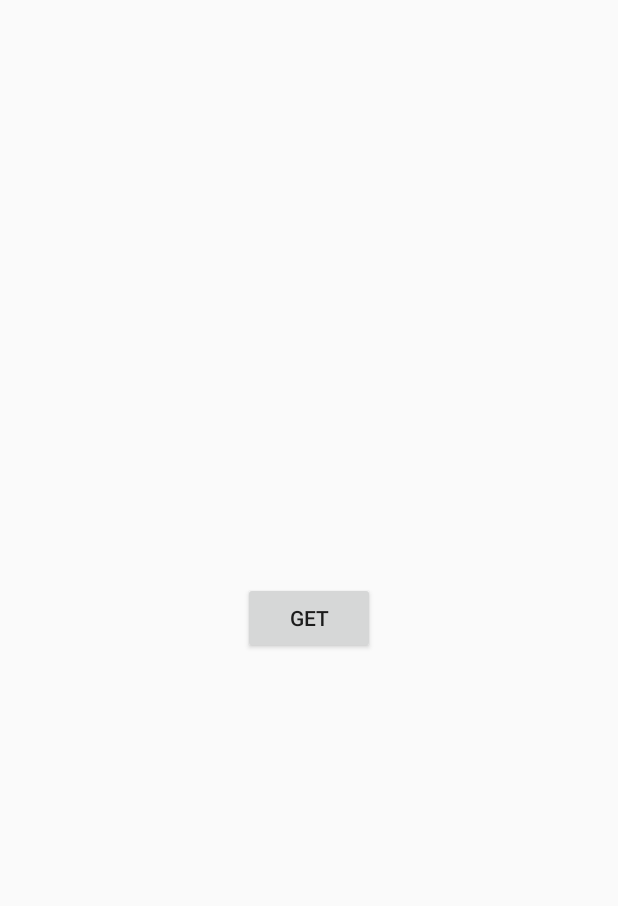
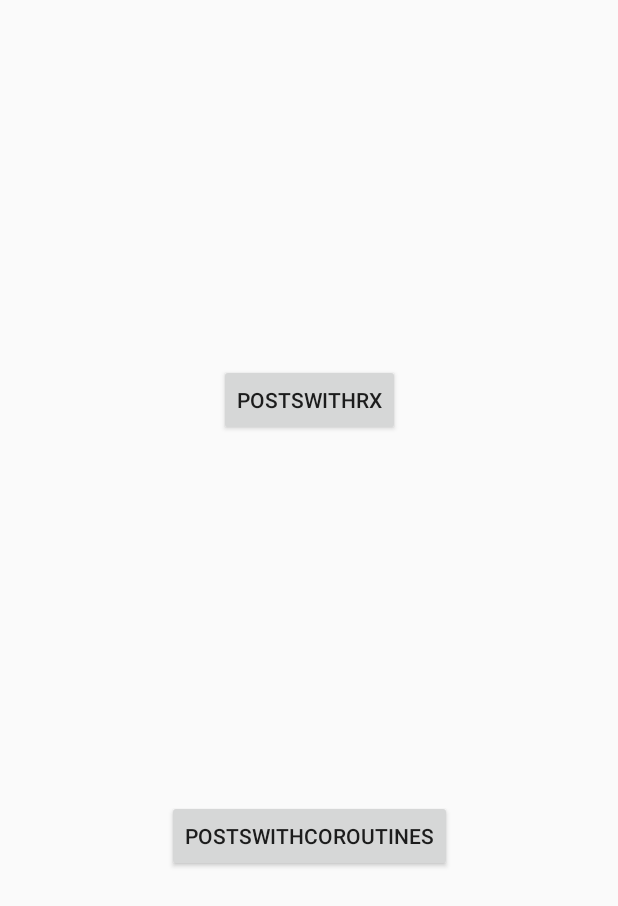
Before and after one commit to YahorBabich/mvvmskeleton, an Android app: the layout activity_search.xml on its own in the app's theme, with its tools: preview values and no code run, on a phone screen of 412 x 824 dp. Shown: the top 906 px of the screen. Run offline under Robolectric (Android 15) with nearby library versions, the phone set to English and light mode, and no system bars.

Commit message:
rx was added

```diff
--- a/app/build.gradle
+++ b/app/build.gradle
@@ -41,6 +41,10 @@ dependencies {
     implementation 'androidx.appcompat:appcompat:1.1.0'
     implementation 'androidx.constraintlayout:constraintlayout:1.1.3'
 
+    // Rx
+    implementation "io.reactivex.rxjava2:rxjava:2.2.13"
+    implementation 'io.reactivex.rxjava2:rxandroid:2.1.1'
+
     // Room
     kapt "androidx.room:room-compiler:2.2.5"
     implementation 'androidx.room:room-runtime:2.2.5'
@@ -49,6 +53,7 @@ dependencies {
     //Retrofit
     implementation "com.squareup.retrofit2:retrofit:2.8.1"
     implementation "com.squareup.retrofit2:converter-gson:2.6.2"
+    implementation "com.squareup.retrofit2:adapter-rxjava2:2.6.2"
 
     // Stetho
     implementation "com.facebook.stetho:stetho:1.5.1"
--- a/app/src/main/java/com/wsc/mvvmskeleton/di/RepositoryModule.kt
+++ b/app/src/main/java/com/wsc/mvvmskeleton/di/RepositoryModule.kt
@@ -1,8 +1,9 @@
 package com.wsc.mvvmskeleton.di
 
 import com.wsc.mvvmskeleton.ui.SearchRepository
+import org.koin.core.qualifier.named
 import org.koin.dsl.module
 
 val repositoryModule = module {
-    single { SearchRepository(get(), get()) }
+    single { SearchRepository(get(named(COROUTINES)), get(named(RX)), get()) }
 }
--- a/app/src/main/res/layout/activity_search.xml
+++ b/app/src/main/res/layout/activity_search.xml
@@ -7,14 +7,26 @@
     tools:context=".ui.SearchActivity">
 
     <Button
-        android:id="@+id/get"
+        android:id="@+id/getWithCoroutines"
         android:layout_width="wrap_content"
         android:layout_height="wrap_content"
-        android:text="GET"
+        android:text="postsWithCoroutines"
         app:layout_constraintBottom_toBottomOf="parent"
         app:layout_constraintEnd_toEndOf="parent"
         app:layout_constraintHorizontal_bias="0.5"
         app:layout_constraintStart_toStartOf="parent"
-        app:layout_constraintTop_toTopOf="parent" />
+        app:layout_constraintTop_toBottomOf="@+id/getWithRx" />
+
+    <Button
+        android:id="@+id/getWithRx"
+        android:layout_width="wrap_content"
+        android:layout_height="wrap_content"
+        android:text="postsWithRx"
+        app:layout_constraintBottom_toTopOf="@+id/getWithCoroutines"
+        app:layout_constraintEnd_toEndOf="parent"
+        app:layout_constraintHorizontal_bias="0.5"
+        app:layout_constraintStart_toStartOf="parent"
+        app:layout_constraintTop_toTopOf="parent"
+        app:layout_constraintVertical_bias="0.37" />
 
 </androidx.constraintlayout.widget.ConstraintLayout>
```
Also changed, not shown: app/src/main/java/com/wsc/mvvmskeleton/di/NetworkModule.kt (+16 -1 lines), app/src/main/java/com/wsc/mvvmskeleton/network/ApiService.kt (+5 -3 lines), app/src/main/java/com/wsc/mvvmskeleton/ui/SearchActivity.kt (+6 -2 lines), app/src/main/java/com/wsc/mvvmskeleton/ui/SearchRepository.kt (+19 -2 lines), app/src/main/java/com/wsc/mvvmskeleton/ui/SearchViewModel.kt (+20 -3 lines).
